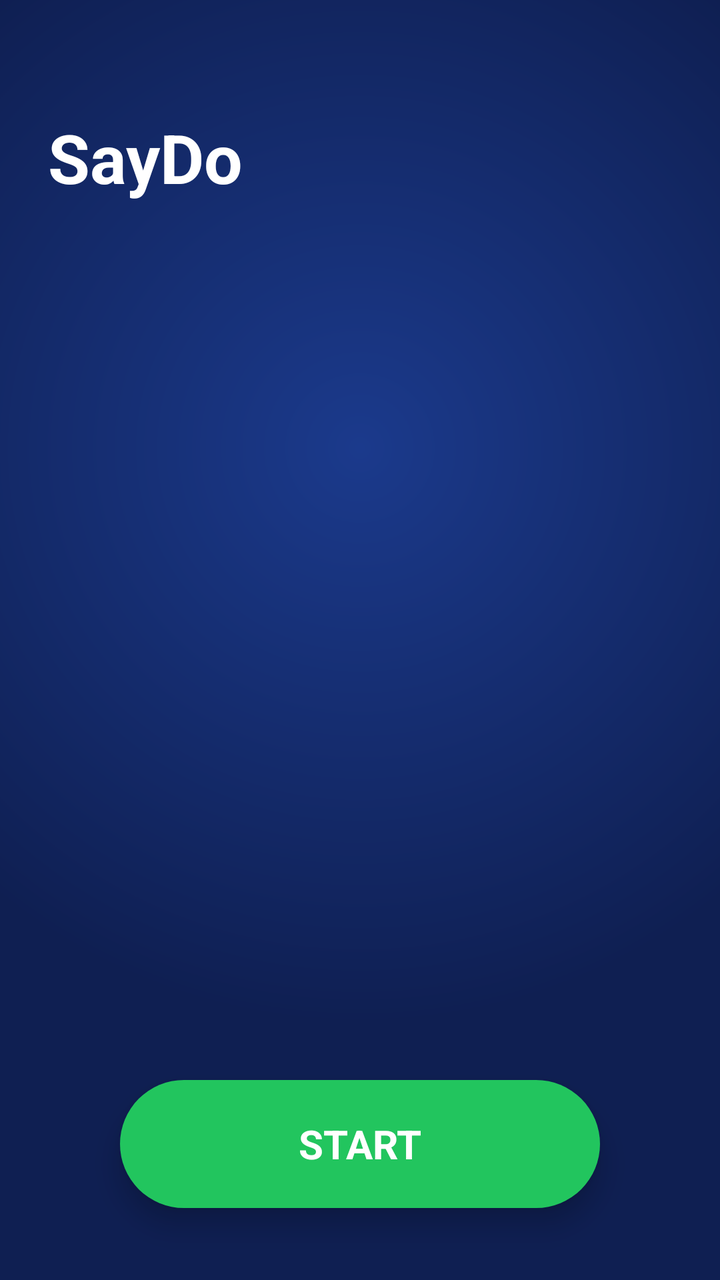
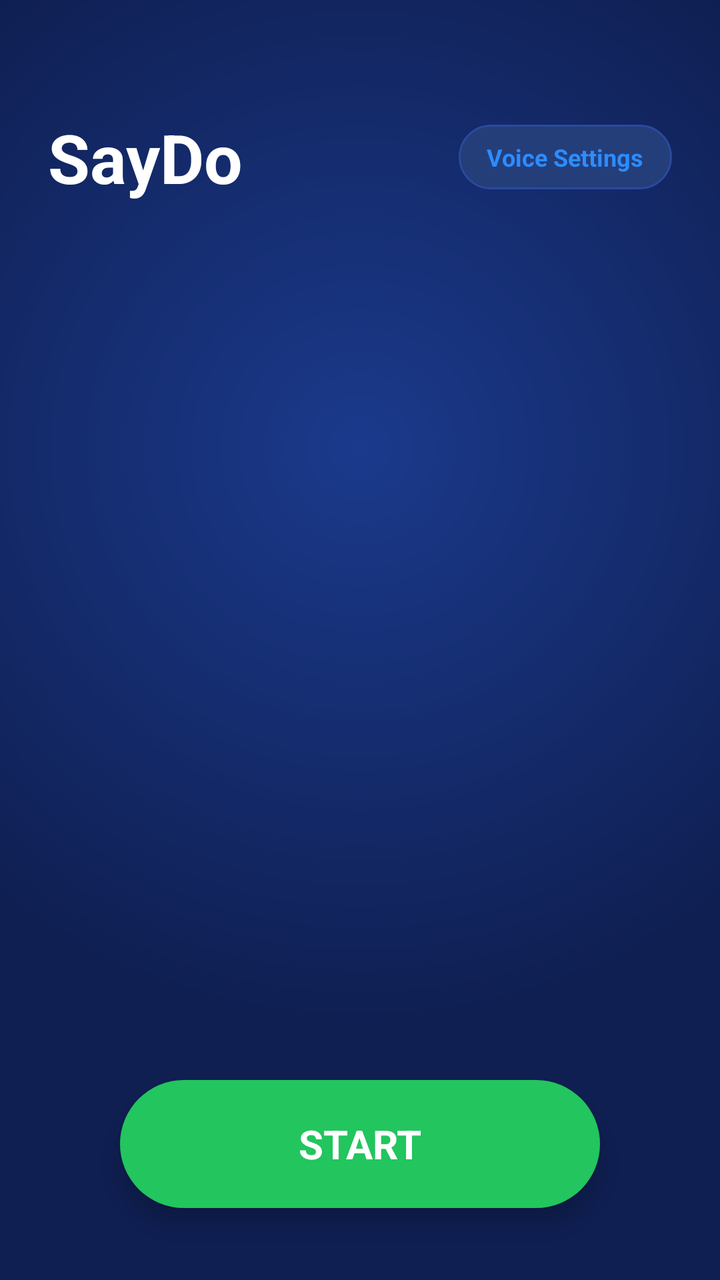

Compare the two renders of this Android layout. The source of the first and the diff that turns it into the second are given below.
<!-- AndroidManifest.xml: application theme AppTheme -->
<!-- res/layout/activity_main.xml -->
<?xml version="1.0" encoding="utf-8"?>
<FrameLayout xmlns:android="http://schemas.android.com/apk/res/android"
    android:id="@+id/root"
    android:layout_width="match_parent"
    android:layout_height="match_parent"
    android:background="@drawable/bg_grid_full">

    <LinearLayout
        android:layout_width="match_parent"
        android:layout_height="match_parent"
        android:orientation="vertical"
        android:paddingTop="56dp">

        <TextView
            android:id="@+id/titleSayDo"
            android:layout_width="match_parent"
            android:layout_height="wrap_content"
            android:paddingHorizontal="24dp"
            android:text="SayDo"
            android:textColor="@color/text_primary"
            android:textSize="34sp"
            android:textStyle="bold" />

        <TextView
            android:id="@+id/hint"
            android:layout_width="match_parent"
            android:layout_height="wrap_content"
            android:paddingHorizontal="24dp"
            android:paddingTop="2dp"
            android:paddingBottom="14dp"
            android:textColor="@color/text_secondary"
            android:textSize="14sp" />

        <androidx.recyclerview.widget.RecyclerView
            android:id="@+id/list"
            android:layout_width="match_parent"
            android:layout_height="0dp"
            android:layout_weight="1"
            android:clipToPadding="false"
            android:paddingHorizontal="16dp"
            android:paddingBottom="120dp" />

        <LinearLayout
            android:id="@+id/empty"
            android:layout_width="match_parent"
            android:layout_height="0dp"
            android:layout_weight="1"
            android:gravity="center"
            android:orientation="vertical"
            android:paddingBottom="100dp"
            android:visibility="gone">

            <TextView
                android:layout_width="wrap_content"
                android:layout_height="wrap_content"
                android:text="@string/empty_title"
                android:textColor="@color/text_primary"
                android:textSize="18sp"
                android:textStyle="bold" />

            <TextView
                android:layout_width="wrap_content"
                android:layout_height="wrap_content"
                android:layout_marginTop="6dp"
                android:text="@string/empty_sub"
                android:textColor="@color/text_secondary"
                android:textSize="14sp" />
        </LinearLayout>
    </LinearLayout>

    <TextView
        android:id="@+id/btnStart"
        android:layout_width="240dp"
        android:layout_height="64dp"
        android:layout_gravity="bottom|center_horizontal"
        android:layout_marginBottom="36dp"
        android:background="@drawable/bg_btn_start"
        android:elevation="8dp"
        android:gravity="center"
        android:text="START"
        android:textColor="@android:color/white"
        android:textSize="20sp"
        android:textStyle="bold" />

</FrameLayout>
<!-- resources referenced by this layout -->
<resources>
  <color name="text_primary">#FFFFFF</color>
  <color name="text_secondary">#A8C0E8</color>
  <!-- drawable bg_btn_start (drawable) -->
  <?xml version="1.0" encoding="utf-8"?>
  <shape xmlns:android="http://schemas.android.com/apk/res/android" android:shape="rectangle">
      <solid android:color="@color/success" />
      <corners android:radius="32dp" />
  </shape>
  <!-- drawable bg_grid_full (drawable) -->
  <?xml version="1.0" encoding="utf-8"?>
  <layer-list xmlns:android="http://schemas.android.com/apk/res/android">
      <item>
          <shape android:shape="rectangle">
              <solid android:color="#152868" />
          </shape>
      </item>
      
      <item>
          <shape android:shape="rectangle">
              <gradient
                  android:type="radial"
                  android:gradientRadius="80%p"
                  android:centerX="0.5"
                  android:centerY="0.35"
                  android:startColor="#1B3A8C"
                  android:endColor="#0F1F52" />
          </shape>
      </item>
  </layer-list>
  <string name="empty_sub">Use the floating START button to record</string>
  <string name="empty_title">No shortcuts yet</string>
  <style name="AppTheme" parent="Theme.MaterialComponents.NoActionBar">
          <item name="android:statusBarColor">@color/bg_deep</item>
          <item name="android:navigationBarColor">@color/bg_deep</item>
          <item name="android:windowBackground">@color/bg</item>
          <item name="android:windowLightStatusBar">false</item>
          <item name="colorPrimary">@color/accent</item>
          <item name="colorOnPrimary">@android:color/white</item>
          <item name="colorSecondary">@color/success</item>
          <item name="android:fontFamily">sans-serif</item>
          <item name="android:textColorPrimary">@color/text_primary</item>
          <item name="android:textColorSecondary">@color/text_secondary</item>
      </style>
  <color name="success">#22C55E</color>
  <color name="bg_deep">#0F1F52</color>
  <color name="bg">#152868</color>
  <color name="accent">#2D8CFF</color>
</resources>

<!-- the commit's change to res/layout/activity_main.xml (unified diff, before → after) -->
@@ -11,15 +11,35 @@
         android:orientation="vertical"
         android:paddingTop="56dp">
 
-        <TextView
-            android:id="@+id/titleSayDo"
+        <RelativeLayout
             android:layout_width="match_parent"
             android:layout_height="wrap_content"
-            android:paddingHorizontal="24dp"
-            android:text="SayDo"
-            android:textColor="@color/text_primary"
-            android:textSize="34sp"
-            android:textStyle="bold" />
+            android:paddingHorizontal="24dp">
+
+            <TextView
+                android:id="@+id/titleSayDo"
+                android:layout_width="wrap_content"
+                android:layout_height="wrap_content"
+                android:layout_alignParentStart="true"
+                android:text="SayDo"
+                android:textColor="@color/text_primary"
+                android:textSize="34sp"
+                android:textStyle="bold" />
+
+            <TextView
+                android:id="@+id/btnVoiceSettings"
+                android:layout_width="wrap_content"
+                android:layout_height="wrap_content"
+                android:layout_alignParentEnd="true"
+                android:layout_centerVertical="true"
+                android:background="@drawable/bg_chip"
+                android:paddingHorizontal="14dp"
+                android:paddingVertical="8dp"
+                android:text="Voice Settings"
+                android:textColor="@color/accent"
+                android:textSize="12sp"
+                android:textStyle="bold" />
+        </RelativeLayout>
 
         <TextView
             android:id="@+id/hint"
<!-- resource entries referenced after the edit -->
@@ -7,6 +7,13 @@
   <shape xmlns:android="http://schemas.android.com/apk/res/android" android:shape="rectangle">
       <solid android:color="@color/success" />
       <corners android:radius="32dp" />
+  </shape>
+  <!-- drawable bg_chip (drawable) -->
+  <?xml version="1.0" encoding="utf-8"?>
+  <shape xmlns:android="http://schemas.android.com/apk/res/android" android:shape="rectangle">
+      <solid android:color="@color/chip_off" />
+      <corners android:radius="16dp" />
+      <stroke android:width="1dp" android:color="@color/grid_line" />
   </shape>
   <!-- drawable bg_grid_full (drawable) -->
   <?xml version="1.0" encoding="utf-8"?>
@@ -44,6 +51,8 @@
           <item name="android:textColorSecondary">@color/text_secondary</item>
       </style>
   <color name="success">#22C55E</color>
+  <color name="chip_off">#243E7A</color>
+  <color name="grid_line">#2A4A9E</color>
   <color name="bg_deep">#0F1F52</color>
   <color name="bg">#152868</color>
   <color name="accent">#2D8CFF</color>
